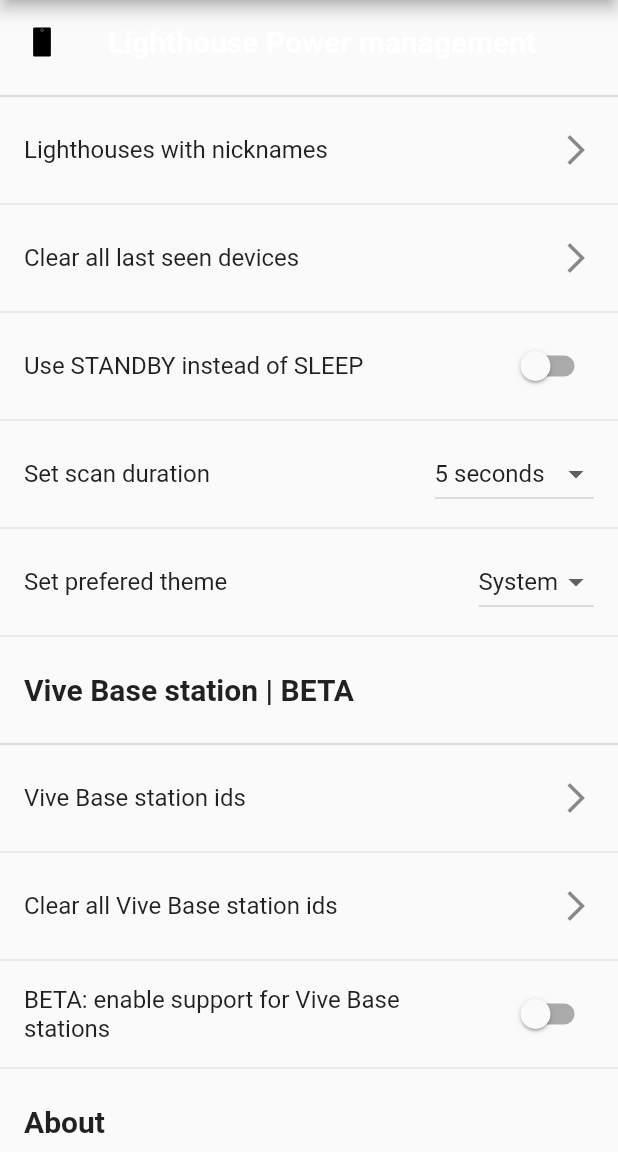
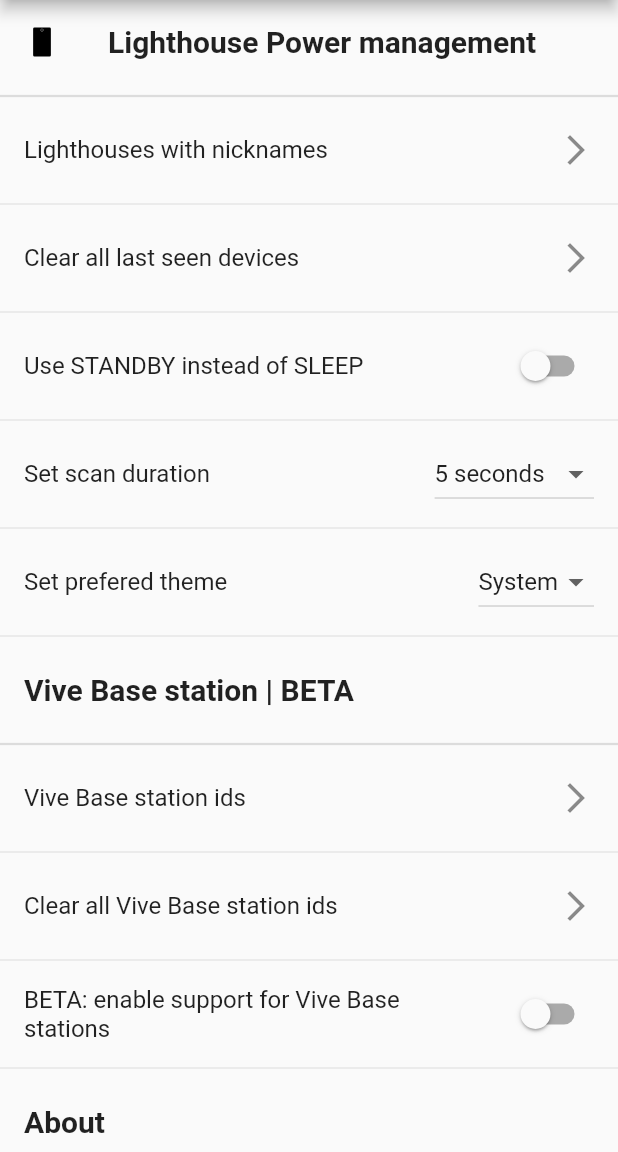
Before and after one commit to jeroen1602/lighthouse_pm, a Flutter app: the SettingsPage screen opened by its route, on a phone screen of 412 x 824 dp, the part 84-1236 px from its top. Run offline on Flutter 3.47's test engine with Material 2 defaults, Android fonts, the phone set to English and light mode, and no system bars; our stand-ins replace convert, device_info, flutter_blue, flutter_icons, flutter_svg, moor and 7 more; missing offline and left inert: mutex; generated files the repository leaves out were written again; statements that could not run were skipped.

Commit message:
Some small text color fixes with the new darkmode.

```diff
--- a/lib/pages/SettingsPage.dart
+++ b/lib/pages/SettingsPage.dart
@@ -42,6 +42,8 @@ class SettingsPage extends StatelessWidget {
 
   @override
   Widget build(BuildContext context) {
+    final theme = Theme.of(context);
+
     return Scaffold(
         appBar: AppBar(
           title: Text('Settings'),
@@ -57,9 +59,7 @@ class SettingsPage extends StatelessWidget {
                     height: 24.0,
                   ),
                   title: Text('Lighthouse Power management',
-                      style: Theme.of(context)
-                          .primaryTextTheme
-                          .headline6
+                      style: theme.textTheme.headline6
                           .copyWith(fontWeight: FontWeight.bold)),
                 ),
                 Divider(
@@ -161,9 +161,7 @@ class SettingsPage extends StatelessWidget {
                 // region Vive Base station
                 ListTile(
                   title: Text('Vive Base station | BETA',
-                      style: Theme.of(context)
-                          .textTheme
-                          .headline6
+                      style: theme.textTheme.headline6
                           .copyWith(fontWeight: FontWeight.bold)),
                 ),
                 Divider(
@@ -224,9 +222,7 @@ class SettingsPage extends StatelessWidget {
                 // region about
                 ListTile(
                   title: Text('About',
-                      style: Theme.of(context)
-                          .textTheme
-                          .headline6
+                      style: theme.textTheme.headline6
                           .copyWith(fontWeight: FontWeight.bold)),
                 ),
                 Divider(
@@ -249,9 +245,9 @@ class SettingsPage extends StatelessWidget {
                   title: Text('Fork me on Github'),
                   trailing: Icon(Icons.arrow_forward_ios),
                   leading: SvgPicture.asset(
-                    (Theme.of(context).brightness == Brightness.light)
+                    (theme.brightness == Brightness.light)
                         ? "assets/images/github-dark.svg"
-                        :"assets/images/github-light.svg" ,
+                        : "assets/images/github-light.svg",
                     width: 24,
                     height: 24,
                   ),
--- a/lib/pages/TroubleshootingPage.dart
+++ b/lib/pages/TroubleshootingPage.dart
@@ -54,7 +54,7 @@ class TroubleshootingContentWidget extends StatelessWidget {
                   : 'Make sure that your lighthouses are V2 lighthouses and not V1/Vive'),
               subtitle: Text(data
                   ? 'The Vive Base station support is still in beta so it might not work correctly.'
-                  : 'This app does not support V1 base stations yet™.'),
+                  : 'The Vive Base station support is still in beta and needs to be enabled.'),
               leading: SvgPicture.asset("assets/images/app-icon.svg"));
         },
       ),
```
Also changed, not shown: lib/pages/MainPage.dart (+3 -4 lines), lib/pages/settings/SettingsNicknamesPage.dart (+10 -4 lines), lib/pages/settings/SettingsViveBaseStationIdsPage.dart (+6 -2 lines).
